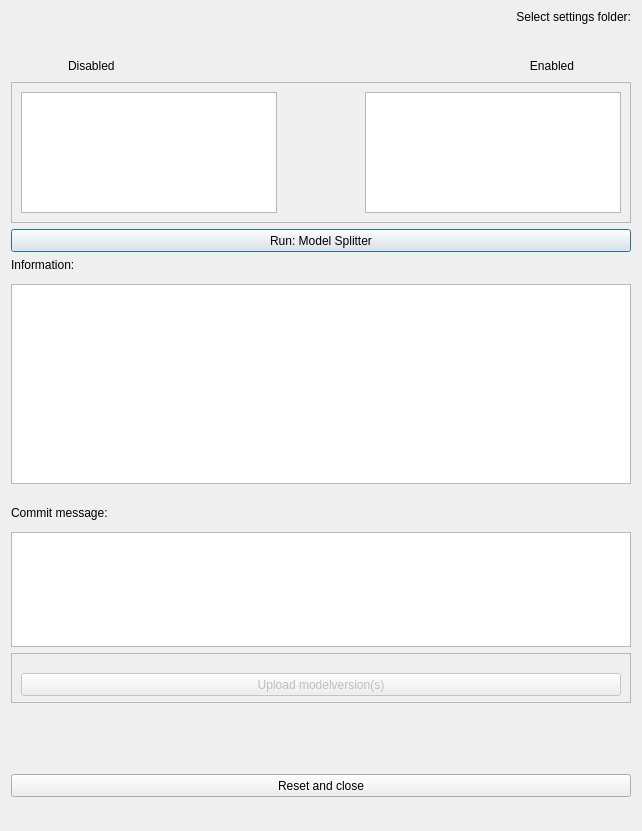
Qt form hhnk_threedi_plugin/gui/model_splitter/model_splitter_dialog.ui (threedi/hhnk-threedi-plugin) before a commit.
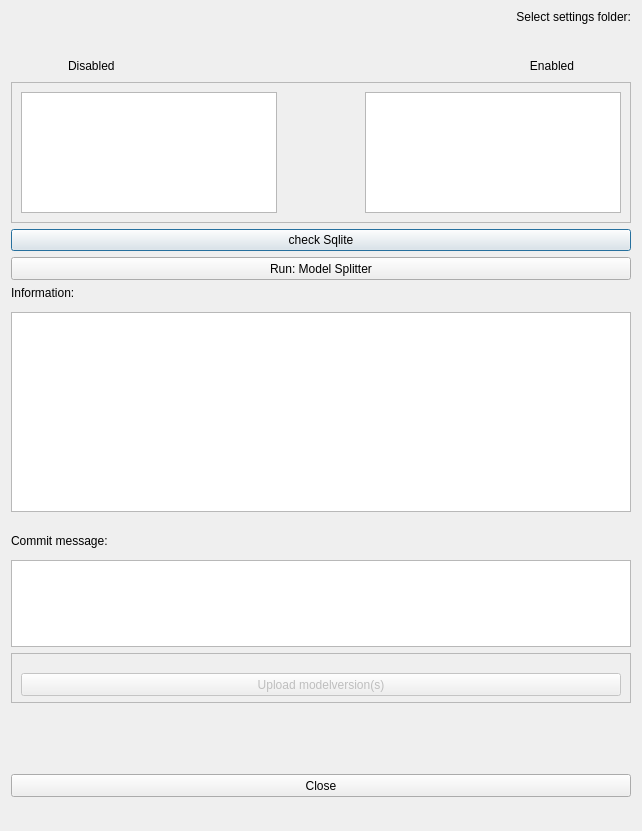
The same form after that commit. Custom widgets are drawn as their Qt base class.

Commit message:
Sqlite checks bij model splitter
- checkSchematisationTask toegevoegd die aangrijpt op de threedi:check_schematisation processing tool
- generalChecksTask aangepast met een error attribute
- check Sqlite knop ingebouwd die aangrijpt op sqlite_check functie in model_splitter

Patch:
```diff
--- a/hhnk_threedi_plugin/gui/model_splitter/model_splitter_dialog.ui
+++ b/hhnk_threedi_plugin/gui/model_splitter/model_splitter_dialog.ui
@@ -227,6 +227,13 @@
      </layout>
     </widget>
    </item>
+   <item>
+    <widget class="QPushButton" name="check_push_btn">
+     <property name="text">
+      <string>check Sqlite</string>
+     </property>
+    </widget>
+   </item>
    <item>
     <widget class="QPushButton" name="run_push_btn">
      <property name="minimumSize">
@@ -427,7 +434,7 @@
        </size>
       </property>
       <property name="text">
-       <string>Reset and close</string>
+       <string>Close</string>
       </property>
      </widget>
     </widget>
```
Left out of the diff: 5 changed lines with no effect on the pictures. The commit also changes 4 other files.
